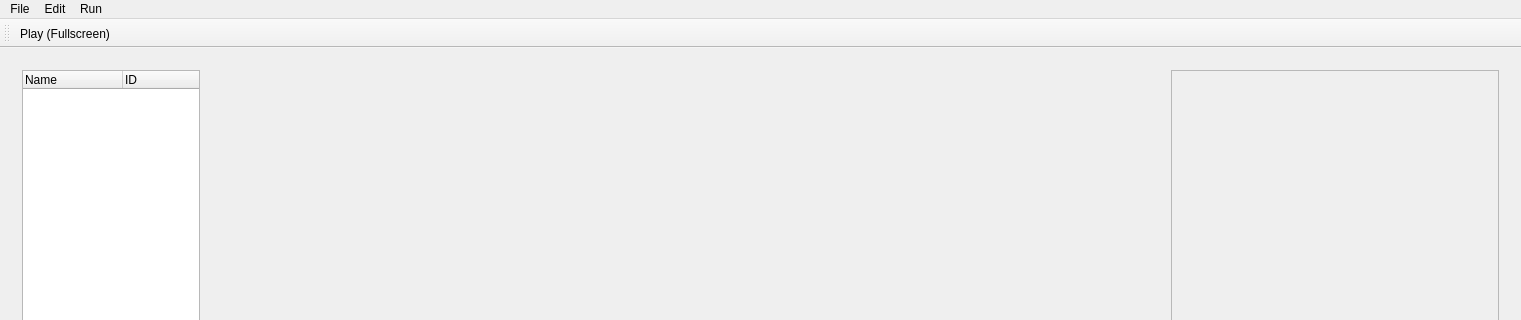
Before: the Qt Designer form mainwindow.ui in NotBjoggisAtAll/Tomato-Engine, drawn with Qt 5; both pictures show x 0 to 1521 and y 0 to 320 of the 1521 by 758 pixel window.
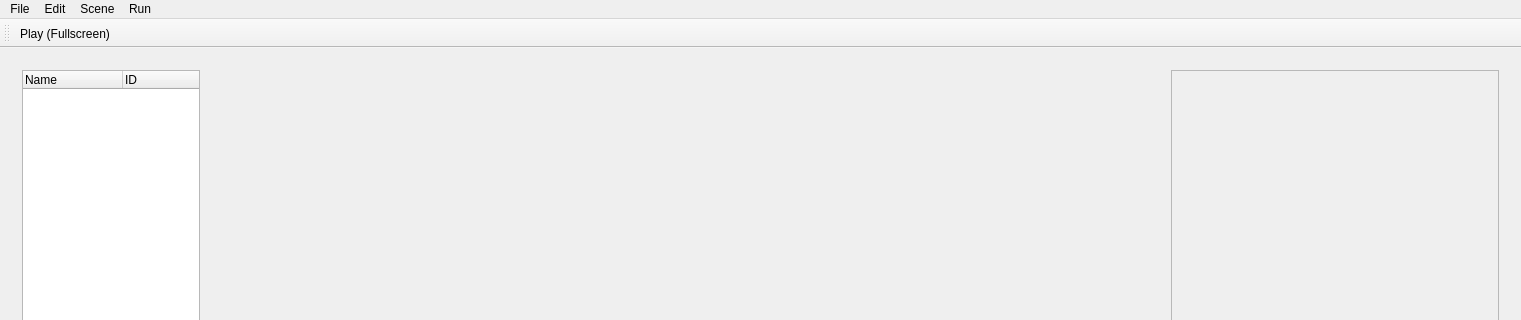
After: the same form once the commit is applied.

The edit to the form file:
```diff
--- a/mainwindow.ui
+++ b/mainwindow.ui
@@ -159,8 +159,18 @@
     <addaction name="actionPlay"/>
     <addaction name="actionPlay_in_Editor"/>
    </widget>
+   <widget class="QMenu" name="menuScene">
+    <property name="title">
+     <string>Scene</string>
+    </property>
+    <addaction name="sceneCreateNew"/>
+    <addaction name="sceneOpen"/>
+    <addaction name="sceneSave"/>
+    <addaction name="sceneSaveAs"/>
+   </widget>
    <addaction name="menuFile"/>
    <addaction name="menuEdit"/>
+   <addaction name="menuScene"/>
    <addaction name="menuRun"/>
   </widget>
   <widget class="QToolBar" name="mainToolBar">
```
Left out of the diff: 25 changed lines with no effect on the pictures.
